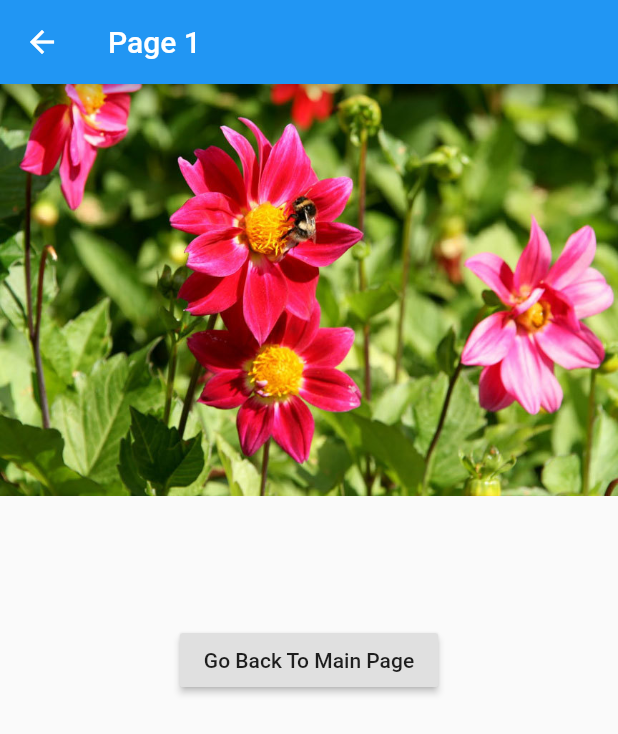
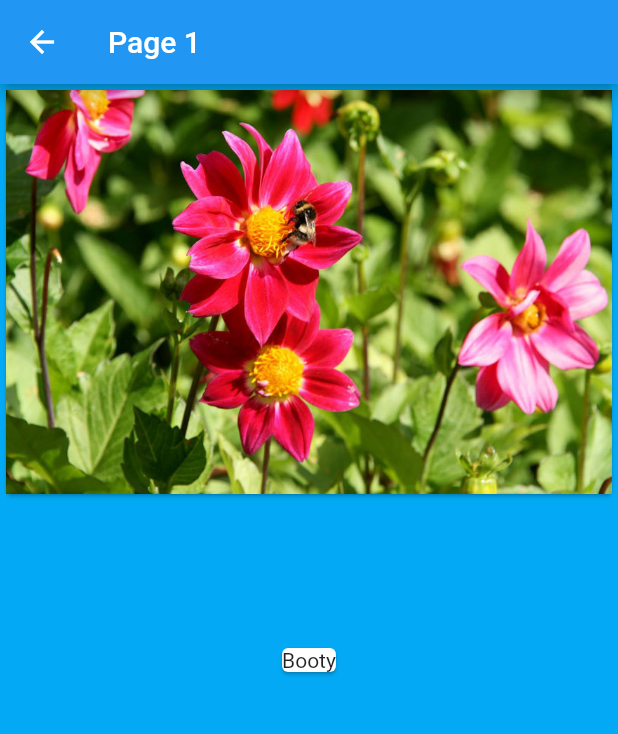
Before and after one commit to epiczain1234/MothersDayApp, a Flutter app: the Page1 screen opened by its route, on a phone screen of 412 x 824 dp. Shown: the top 734 px of the screen. Run offline on Flutter 3.47's test engine with Material 2 defaults, Android fonts, the phone set to English and light mode, and no system bars; our stand-ins replace video_player.

Commit message:
Updated with Card layout on page one

```diff
--- a/lib/image.dart
+++ /dev/null
@@ -1,12 +0,0 @@
-import 'package:flutter/material.dart';
-
-class ImageforUse extends StatelessWidget{
-  @override
-  Widget build (BuildContext context){
-    AssetImage assetImage = AssetImage("videos/sample.jpg");
-    Image image = Image(
-      image: assetImage,
-    );
-    return Container(child: image);
-  }
-}
--- a/lib/main.dart
+++ b/lib/main.dart
@@ -62,11 +62,11 @@ class _BackgroundVideoState extends State<BackgroundVideo> {
             ),
 
             Align(
-              alignment: Alignment.bottomRight,
+              alignment: Alignment.centerRight,
               child: RaisedButton(
               onPressed: (){
                 Navigator.of(context).pushNamed("/pageone");
-              }, child: Text('Page 1')
+              }, child: Image.asset("videos/nabeel.png")
               )
             ),
              Align(
--- a/lib/pageOne.dart
+++ b/lib/pageOne.dart
@@ -1,24 +1,33 @@
 import 'package:flutter/material.dart';
-import 'package:videotest/image.dart';
 
+// reuse this accross the pages
 class Page1 extends StatelessWidget{
   @override
   Widget build (BuildContext context){
     return  Scaffold(
+      backgroundColor: Colors.lightBlue,
       appBar: AppBar(
         title: Text('Page 1')
       ),
       body: Stack(
         children: <Widget>[
-          Center(
-            child: RaisedButton(
-             onPressed: (){
-            Navigator.pop(context);
-            },
-            child: Text('Go Back To Main Page')
+
+          Align(
+            child: Card(
+              child: Image.asset('videos/sample.jpg',
+              ),
+              shape: RoundedRectangleBorder(
+                borderRadius: BorderRadius.all(Radius.circular(4.0))
+              )
+            ) ,
+            alignment: Alignment.topCenter,
+          ),
+          Align(
+            child: Card(
+              child: Text('Booty'),
+
+            )
           )
-        ),
-        ImageforUse(),
 
         ],
       ),
```
Also changed, not shown: videos/nabeel.PNG (added).
